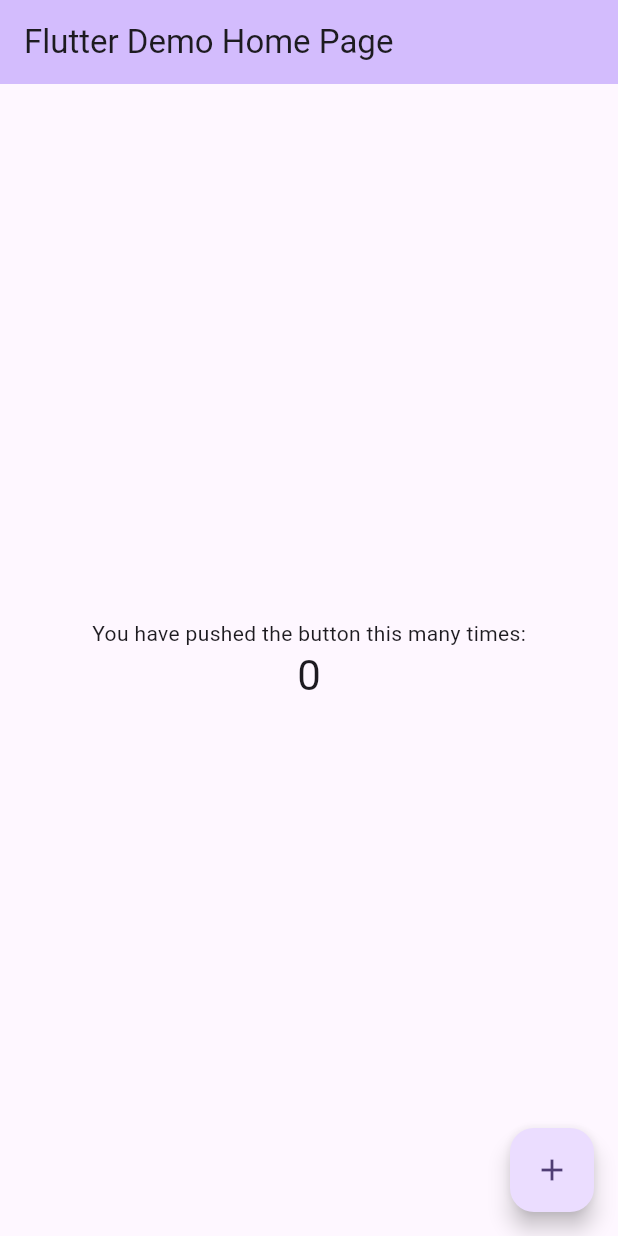
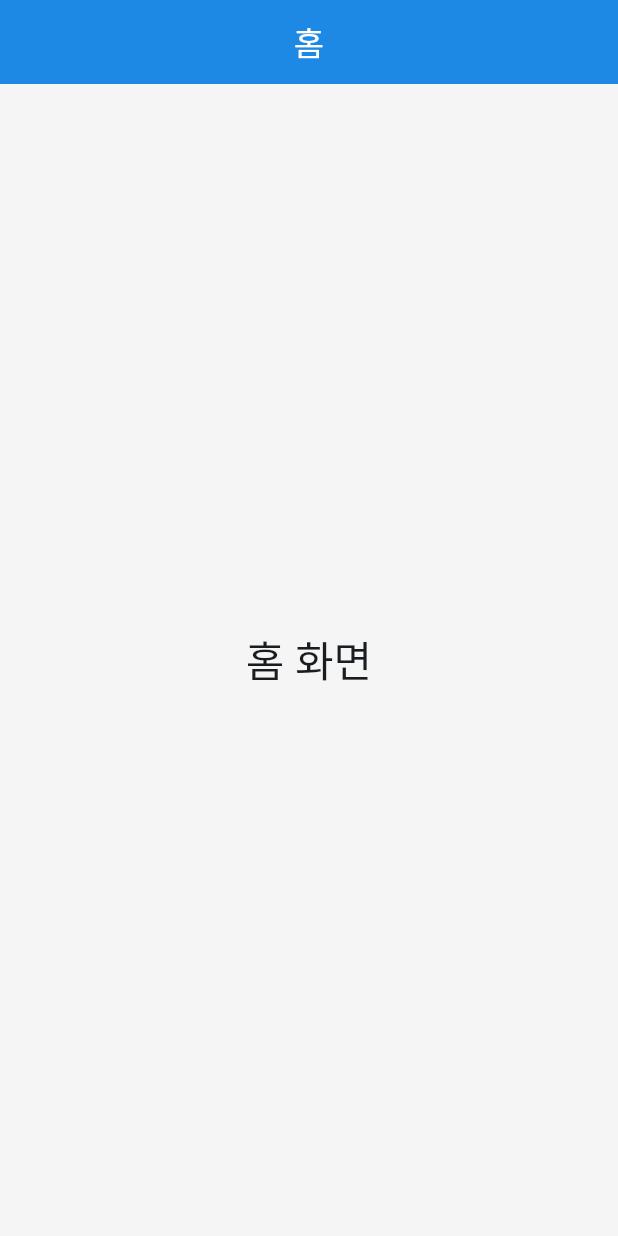
Before and after one commit to WooHey-P/tteung, a Flutter app: the screen it shows after launch, on a phone screen of 412 x 824 dp. Run offline on Flutter 3.47's test engine with Material 3 defaults, Android fonts, the phone set to English and light mode, and no system bars; our stand-ins replace flutter_dotenv, flutter_riverpod, go_router, supabase_flutter; accounts and stored records are empty.

Commit message:
Enhance Flutter project structure with environment configuration, Supabase integration, and routing. Added app theme and core components, including state management with Riverpod. Updated dependencies and iOS configurations for improved functionality.

```diff
--- /dev/null
+++ b/frontend/lib/app.dart
@@ -0,0 +1,22 @@
+import 'package:flutter/material.dart';
+import 'package:flutter_riverpod/flutter_riverpod.dart';
+
+import 'core/router/app_router.dart';
+import 'core/theme/app_theme.dart';
+
+/// 앱 루트 위젯
+class TteungApp extends ConsumerWidget {
+  const TteungApp({super.key});
+
+  @override
+  Widget build(BuildContext context, WidgetRef ref) {
+    return MaterialApp.router(
+      title: '떼응',
+      debugShowCheckedModeBanner: false,
+      theme: AppTheme.lightTheme,
+      darkTheme: AppTheme.darkTheme,
+      themeMode: ThemeMode.light,
+      routerConfig: AppRouter.router,
+    );
+  }
+}
--- /dev/null
+++ b/frontend/lib/core/router/app_router.dart
@@ -0,0 +1,92 @@
+import 'package:flutter/material.dart';
+import 'package:go_router/go_router.dart';
+
+/// 앱 라우터 설정
+class AppRouter {
+  AppRouter._();
+
+  static final GoRouter router = GoRouter(
+    initialLocation: '/',
+    debugLogDiagnostics: true,
+    routes: [
+      GoRoute(
+        path: '/',
+        name: 'home',
+        builder: (context, state) => const _PlaceholderScreen(title: '홈'),
+      ),
+      GoRoute(
+        path: '/login',
+        name: 'login',
+        builder: (context, state) => const _PlaceholderScreen(title: '로그인'),
+      ),
+      GoRoute(
+        path: '/onboarding',
+        name: 'onboarding',
+        builder: (context, state) => const _PlaceholderScreen(title: '온보딩'),
+      ),
+      GoRoute(
+        path: '/chat',
+        name: 'chat',
+        builder: (context, state) => const _PlaceholderScreen(title: '채팅'),
+      ),
+      GoRoute(
+        path: '/balance-game',
+        name: 'balanceGame',
+        builder: (context, state) => const _PlaceholderScreen(title: '밸런스게임'),
+      ),
+    ],
+    errorBuilder: (context, state) => _ErrorScreen(error: state.error),
+  );
+}
+
+/// 임시 플레이스홀더 화면 (추후 실제 화면으로 교체)
+class _PlaceholderScreen extends StatelessWidget {
+  const _PlaceholderScreen({required this.title});
+
+  final String title;
+
+  @override
+  Widget build(BuildContext context) {
+    return Scaffold(
+      appBar: AppBar(title: Text(title)),
+      body: Center(
+        child: Text(
+          '$title 화면',
+          style: Theme.of(context).textTheme.headlineMedium,
+        ),
+      ),
+    );
+  }
+}
+
+/// 에러 화면
+class _ErrorScreen extends StatelessWidget {
+  const _ErrorScreen({this.error});
+
+  final Exception? error;
+
+  @override
+  Widget build(BuildContext context) {
+    return Scaffold(
+      appBar: AppBar(title: const Text('오류')),
+      body: Center(
+        child: Column(
+          mainAxisAlignment: MainAxisAlignment.center,
+          children: [
+            const Icon(Icons.error_outline, size: 64, color: Colors.red),
+            const SizedBox(height: 16),
+            Text(
+              '페이지를 찾을 수 없습니다',
+              style: Theme.of(context).textTheme.headlineSmall,
+            ),
+            const SizedBox(height: 8),
+            ElevatedButton(
+              onPressed: () => context.go('/'),
+              child: const Text('홈으로 돌아가기'),
+            ),
+          ],
+        ),
+      ),
+    );
+  }
+}
--- /dev/null
+++ b/frontend/lib/core/theme/app_theme.dart
@@ -0,0 +1,94 @@
+import 'package:flutter/material.dart';
+
+/// 앱 테마 설정
+class AppTheme {
+  AppTheme._();
+
+  /// KBO 팀 색상
+  static const Map<String, Color> teamColors = {
+    '삼성': Color(0xFF074CA1),
+    '한화': Color(0xFFFF6600),
+    'LG': Color(0xFFC30452),
+    '두산': Color(0xFF131230),
+    'KT': Color(0xFF000000),
+    'SSG': Color(0xFFCE0E2D),
+    '롯데': Color(0xFF041E42),
+    'NC': Color(0xFF315288),
+    '키움': Color(0xFF820024),
+    'KIA': Color(0xFFEA0029),
+  };
+
+  /// 기본 색상 스킴
+  static const Color primaryColor = Color(0xFF1E88E5);
+  static const Color secondaryColor = Color(0xFFFF6B35);
+  static const Color backgroundColor = Color(0xFFF5F5F5);
+  static const Color surfaceColor = Colors.white;
+  static const Color errorColor = Color(0xFFD32F2F);
+
+  /// 라이트 테마
+  static ThemeData get lightTheme {
+    return ThemeData(
+      useMaterial3: true,
+      colorScheme: ColorScheme.fromSeed(
+        seedColor: primaryColor,
+        brightness: Brightness.light,
+        primary: primaryColor,
+        secondary: secondaryColor,
+        surface: surfaceColor,
+        error: errorColor,
+      ),
+      scaffoldBackgroundColor: backgroundColor,
+      appBarTheme: const AppBarTheme(
+        centerTitle: true,
+        elevation: 0,
+        backgroundColor: primaryColor,
+        foregroundColor: Colors.white,
+      ),
+      elevatedButtonTheme: ElevatedButtonThemeData(
+        style: ElevatedButton.styleFrom(
+          backgroundColor: primaryColor,
+          foregroundColor: Colors.white,
+          padding: const EdgeInsets.symmetric(horizontal: 24, vertical: 12),
+          shape: RoundedRectangleBorder(
+            borderRadius: BorderRadius.circular(8),
+          ),
+        ),
+      ),
+      inputDecorationTheme: InputDecorationTheme(
+        filled: true,
+        fillColor: Colors.white,
+        border: OutlineInputBorder(
+          borderRadius: BorderRadius.circular(8),
+          borderSide: const BorderSide(color: Colors.grey),
+        ),
+        enabledBorder: OutlineInputBorder(
+          borderRadius: BorderRadius.circular(8),
+          borderSide: BorderSide(color: Colors.grey.shade300),
+        ),
+        focusedBorder: OutlineInputBorder(
+          borderRadius: BorderRadius.circular(8),
+          borderSide: const BorderSide(color: primaryColor, width: 2),
+        ),
+      ),
+      cardTheme: CardThemeData(
+        elevation: 2,
+        shape: RoundedRectangleBorder(
+          borderRadius: BorderRadius.circular(12),
+        ),
+      ),
+    );
+  }
+
+  /// 다크 테마 (추후 구현)
+  static ThemeData get darkTheme {
+    return ThemeData(
+      useMaterial3: true,
+      colorScheme: ColorScheme.fromSeed(
+        seedColor: primaryColor,
+        brightness: Brightness.dark,
+        primary: primaryColor,
+        secondary: secondaryColor,
+      ),
+    );
+  }
+}
--- a/frontend/lib/main.dart
+++ b/frontend/lib/main.dart
@@ -1,122 +1,22 @@
 import 'package:flutter/material.dart';
+import 'package:flutter_riverpod/flutter_riverpod.dart';
 
-void main() {
-  runApp(const MyApp());
+import 'app.dart';
+import 'core/config/env_config.dart';
+import 'core/config/supabase_config.dart';
+
+void main() async {
+  WidgetsFlutterBinding.ensureInitialized();
+
+  // 환경변수 로드
+  await EnvConfig.load();
+
+  // Supabase 초기화
+  await SupabaseConfig.initialize();
+
+  runApp(
+    const ProviderScope(
+      child: TteungApp(),
+    ),
+  );
 }
-
-class MyApp extends StatelessWidget {
-  const MyApp({super.key});
-
-  // This widget is the root of your application.
-  @override
-  Widget build(BuildContext context) {
-    return MaterialApp(
-      title: 'Flutter Demo',
-      theme: ThemeData(
-        // This is the theme of your application.
-        //
-        // TRY THIS: Try running your application with "flutter run". You'll see
-        // the application has a purple toolbar. Then, without quitting the app,
-        // try changing the seedColor in the colorScheme below to Colors.green
-        // and then invoke "hot reload" (save your changes or press the "hot
-        // reload" button in a Flutter-supported IDE, or press "r" if you used
-        // the command line to start the app).
-        //
-        // Notice that the counter didn't reset back to zero; the application
-        // state is not lost during the reload. To reset the state, use hot
-        // restart instead.
-        //
-        // This works for code too, not just values: Most code changes can be
-        // tested with just a hot reload.
-        colorScheme: ColorScheme.fromSeed(seedColor: Colors.deepPurple),
-      ),
-      home: const MyHomePage(title: 'Flutter Demo Home Page'),
-    );
-  }
-}
-
-class MyHomePage extends StatefulWidget {
-  const MyHomePage({super.key, required this.title});
-
-  // This widget is the home page of your application. It is stateful, meaning
-  // that it has a State object (defined below) that contains fields that affect
-  // how it looks.
-
-  // This class is the configuration for the state. It holds the values (in this
-  // case the title) provided by the parent (in this case the App widget) and
-  // used by the build method of the State. Fields in a Widget subclass are
-  // always marked "final".
-
-  final String title;
-
-  @override
-  State<MyHomePage> createState() => _MyHomePageState();
-}
-
-class _MyHomePageState extends State<MyHomePage> {
-  int _counter = 0;
-
-  void _incrementCounter() {
-    setState(() {
-      // This call to setState tells the Flutter framework that something has
-      // changed in this State, which causes it to rerun the build method below
-      // so that the display can reflect the updated values. If we changed
-      // _counter without calling setState(), then the build method would not be
-      // called again, and so nothing would appear to happen.
-      _counter++;
-    });
-  }
-
-  @override
-  Widget build(BuildContext context) {
-    // This method is rerun every time setState is called, for instance as done
-    // by the _incrementCounter method above.
-    //
-    // The Flutter framework has been optimized to make rerunning build methods
-    // fast, so that you can just rebuild anything that needs updating rather
-    // than having to individually change instances of widgets.
-    return Scaffold(
-      appBar: AppBar(
-        // TRY THIS: Try changing the color here to a specific color (to
-        // Colors.amber, perhaps?) and trigger a hot reload to see the AppBar
-        // change color while the other colors stay the same.
-        backgroundColor: Theme.of(context).colorScheme.inversePrimary,
-        // Here we take the value from the MyHomePage object that was created by
-        // the App.build method, and use it to set our appbar title.
-        title: Text(widget.title),
-      ),
-      body: Center(
-        // Center is a layout widget. It takes a single child and positions it
-        // in the middle of the parent.
-        child: Column(
-          // Column is also a layout widget. It takes a list of children and
-          // arranges them vertically. By default, it sizes itself to fit its
-          // children horizontally, and tries to be as tall as its parent.
-          //
-          // Column has various properties to control how it sizes itself and
-          // how it positions its children. Here we use mainAxisAlignment to
-          // center the children vertically; the main axis here is the vertical
-          // axis because Columns are vertical (the cross axis would be
-          // horizontal).
-          //
-          // TRY THIS: Invoke "debug painting" (choose the "Toggle Debug Paint"
-          // action in the IDE, or press "p" in the console), to see the
-          // wireframe for each widget.
-          mainAxisAlignment: MainAxisAlignment.center,
-          children: <Widget>[
-            const Text('You have pushed the button this many times:'),
-            Text(
-              '$_counter',
-              style: Theme.of(context).textTheme.headlineMedium,
-            ),
-          ],
-        ),
-      ),
-      floatingActionButton: FloatingActionButton(
-        onPressed: _incrementCounter,
-        tooltip: 'Increment',
-        child: const Icon(Icons.add),
-      ), // This trailing comma makes auto-formatting nicer for build methods.
-    );
-  }
-}
```
Also changed, not shown: frontend/lib/core/config/env_config.dart (added, +29 -0 lines), frontend/lib/core/config/supabase_config.dart (added, +33 -0 lines), frontend/pubspec.yaml (+25 -11 lines), frontend/pubspec.lock, 6 other files.
